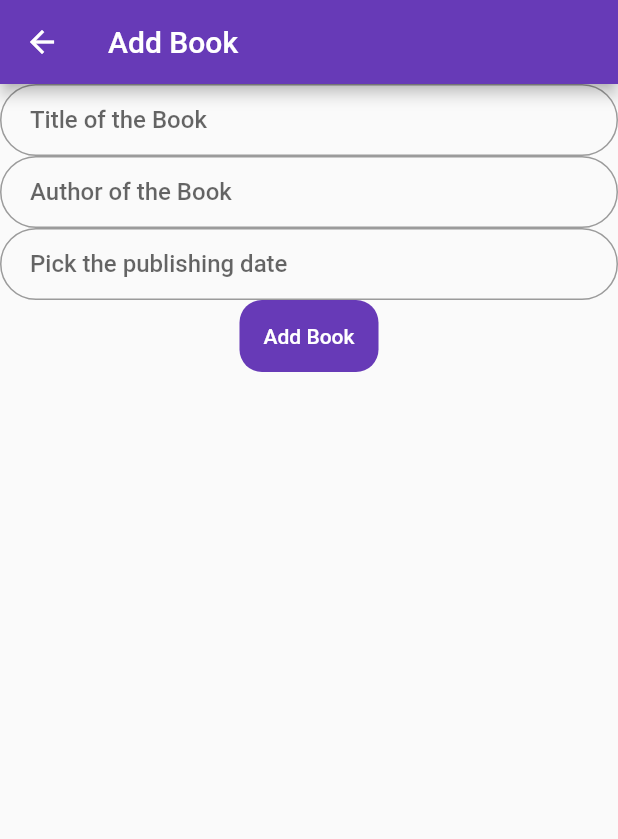
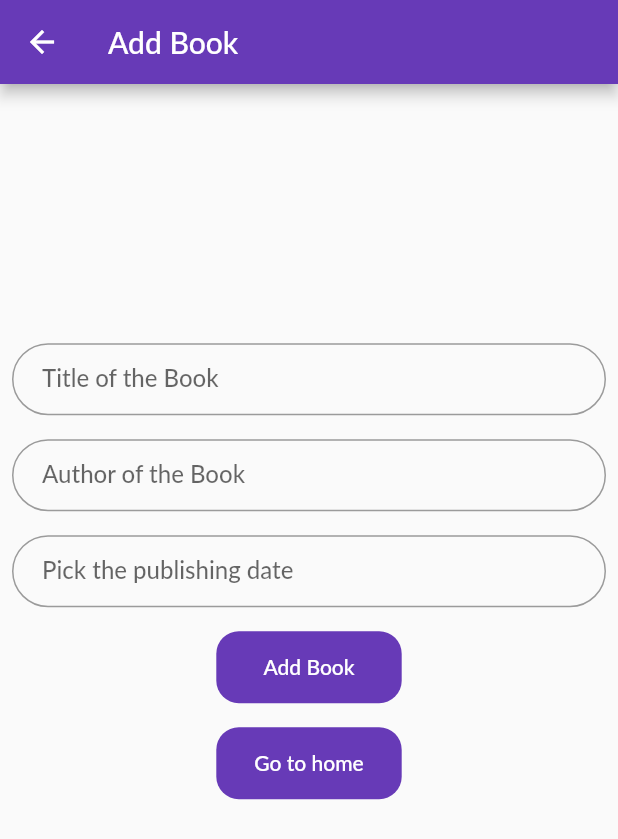
Before and after one commit to VaishnaviSood/bookFinder, a Flutter app: the screen it shows after launch, after a tap on "Add Book", on a phone screen of 412 x 824 dp. Shown: the top 839 px of the screen. Run offline on Flutter 3.47's test engine with Material 2 defaults, Android fonts, the light colour scheme and no system bars; our stand-ins replace cloud_firestore, firebase_core; accounts and stored records are empty; Roboto replaces fonts that are missing (Lato).

Commit message:
improving the ui

```diff
--- a/book_finder/lib/add_book.dart
+++ b/book_finder/lib/add_book.dart
@@ -1,4 +1,4 @@
-import 'package:book_finder/book_model.dart';
+import 'package:book_finder/home_page.dart';
 import 'package:flutter/material.dart';
 import 'package:cloud_firestore/cloud_firestore.dart';
 
@@ -10,12 +10,14 @@ class AddBook extends StatefulWidget {
 }
 
 class _AddBookState extends State<AddBook> {
+  final _formKey = GlobalKey<FormState>();
   TextEditingController _nameController = TextEditingController();
   TextEditingController _authorController = TextEditingController();
   TextEditingController _dateController = TextEditingController();
   bool flag = true;
   @override
   Widget build(BuildContext context) {
+    Size deviceSize = MediaQuery.of(context).size;
     return Scaffold(
       appBar: AppBar(
         backgroundColor: Colors.deepPurple,
@@ -23,35 +25,65 @@ class _AddBookState extends State<AddBook> {
       ),
       body: SingleChildScrollView(
         child: Container(
+          height: deviceSize.height,
           child: Form(
+              key: _formKey,
               child: Column(
+                mainAxisAlignment: MainAxisAlignment.start,
                 children: [
-              TextFormField(
+                  SizedBox(height: deviceSize.height * 0.2),
+                  Padding(
+                    padding: const EdgeInsets.all(8.0),
+                    child: TextFormField(
+                      validator: (value) {
+                        if (value!.isEmpty) {
+                          return "Please enter name of the book";
+                        }
+                      },
                       controller: _nameController,
                       decoration: InputDecoration(
                           contentPadding: EdgeInsets.fromLTRB(20, 8, 8, 8),
                           border: OutlineInputBorder(
-                        borderRadius: BorderRadius.all(Radius.circular(30.0)),
+                              borderRadius:
+                                  BorderRadius.all(Radius.circular(30.0)),
                               borderSide: BorderSide(color: Colors.white24)),
                           labelText: 'Title of the Book',
                           labelStyle: TextStyle(fontWeight: FontWeight.w500)),
                     ),
-              TextFormField(
+                  ),
+                  Padding(
+                    padding: const EdgeInsets.all(8.0),
+                    child: TextFormField(
+                      validator: (value) {
+                        if (value!.isEmpty) {
+                          return "Please enter the author's name";
+                        }
+                      },
                       controller: _authorController,
                       decoration: InputDecoration(
                           contentPadding: EdgeInsets.fromLTRB(20, 8, 8, 8),
                           border: OutlineInputBorder(
-                        borderRadius: BorderRadius.all(Radius.circular(30.0)),
+                              borderRadius:
+                                  BorderRadius.all(Radius.circular(30.0)),
                               borderSide: BorderSide(color: Colors.white24)),
                           labelText: 'Author of the Book',
                           labelStyle: TextStyle(fontWeight: FontWeight.w500)),
                     ),
-              TextFormField(
+                  ),
+                  Padding(
+                    padding: const EdgeInsets.all(8.0),
+                    child: TextFormField(
+                        validator: (value) {
+                          if (value!.isEmpty) {
+                            return 'Please pick a date';
+                          }
+                        },
                         controller: _dateController,
                         decoration: InputDecoration(
                           contentPadding: EdgeInsets.fromLTRB(20, 8, 8, 8),
                           border: OutlineInputBorder(
-                        borderRadius: BorderRadius.all(Radius.circular(30.0)),
+                              borderRadius:
+                                  BorderRadius.all(Radius.circular(30.0)),
                               borderSide: BorderSide(color: Colors.white24)),
                           labelText: 'Pick the publishing date',
                           labelStyle: TextStyle(fontWeight: FontWeight.w500),
@@ -60,35 +92,54 @@ class _AddBookState extends State<AddBook> {
                         ),
                         onTap: () async {
                           var date = await showDatePicker(
-                        // builder: (BuildContext context,
-                        //     Widget child) {
-                        //   return Theme(
-                        //     data: ThemeData.light().copyWith(
-                        //       primaryColor: primaryColor,
-                        //       accentColor: primaryColor,
-                        //       colorScheme: ColorScheme.light(
-                        //           primary: primaryColor),
-                        //     ),
-                        //     child: child,
-                        //   );
-                        // },
-
                               context: context,
                               initialDate: DateTime.now(),
                               firstDate: DateTime(1900),
-                        lastDate: DateTime(2100));
-                    _dateController.text = date.toString().substring(0, 10);
+                              lastDate: DateTime(2100),
+                              builder: (context, child) {
+                                return Theme(
+                                  data: Theme.of(context).copyWith(
+                                    colorScheme: ColorScheme.light(
+                                      primary: Colors
+                                          .deepPurple, // header background color
+                                      onPrimary:
+                                          Colors.white, // header text color
+                                      onSurface:
+                                          Colors.black, // body text color
+                                    ),
+                                    textButtonTheme: TextButtonThemeData(
+                                      style: TextButton.styleFrom(
+                                        primary: Colors
+                                            .deepPurple, // button text color
+                                      ),
+                                    ),
+                                  ),
+                                  child: child!,
+                                );
+                              });
+
+                          _dateController.text =
+                              date.toString().substring(0, 10);
                         }),
+                  ),
                   Container(
+                    margin: EdgeInsets.all(8),
+                    width: deviceSize.width * 0.3,
                     decoration: BoxDecoration(
-                    color: flag ? Colors.deepPurple : Colors.grey[300],
+                        color: flag ? Colors.deepPurple : Colors.grey[400],
                         borderRadius: BorderRadius.circular(15)),
                     child: MaterialButton(
                       child: Text(flag ? 'Add Book' : 'Book Added',
                           style: TextStyle(color: Colors.white)),
                       onPressed: flag
                           ? () {
-                          FirebaseFirestore.instance.collection('books').add({
+                              _formKey.currentState!.save();
+                              if (!_formKey.currentState!.validate()) {
+                                return;
+                              }
+                              FirebaseFirestore.instance
+                                  .collection('books')
+                                  .add({
                                 'author': _authorController.text,
                                 'name': _nameController.text,
                                 'date': _dateController.text,
@@ -113,6 +164,20 @@ class _AddBookState extends State<AddBook> {
                           },
                           child: Text('Add another Book'))
                       : Padding(padding: EdgeInsets.all(0)),
+                  Container(
+                    margin: EdgeInsets.all(8),
+                    width: deviceSize.width * 0.3,
+                    decoration: BoxDecoration(
+                        color: Colors.deepPurple,
+                        borderRadius: BorderRadius.circular(15)),
+                    child: MaterialButton(
+                        child: Text('Go to home',
+                            style: TextStyle(color: Colors.white)),
+                        onPressed: () {
+                          Navigator.of(context).push(MaterialPageRoute(
+                              builder: (context) => MyHomePage()));
+                        }),
+                  ),
                 ],
               )),
         ),
--- a/book_finder/lib/home_page.dart
+++ b/book_finder/lib/home_page.dart
@@ -50,9 +50,19 @@ class _MyHomePageState extends State<MyHomePage> {
         backgroundColor: Colors.deepPurple,
       ),
       body: SingleChildScrollView(
+        physics: NeverScrollableScrollPhysics(),
         child: Column(
           children: [
-            TextField(
+            Container(
+              padding: EdgeInsets.all(8),
+              child: Row(
+                mainAxisAlignment: MainAxisAlignment.spaceAround,
+                crossAxisAlignment: CrossAxisAlignment.start,
+                children: [
+                  Container(
+                    height: deviceSize.height * 0.1,
+                    width: deviceSize.width * 0.6,
+                    child: TextField(
                       onChanged: (val) {
                         setState(() {
                           bookname = val.toLowerCase();
@@ -70,22 +80,27 @@ class _MyHomePageState extends State<MyHomePage> {
                           hintText: "Search",
                           prefixIcon: Icon(Icons.search),
                           border: OutlineInputBorder(
-                      borderRadius: BorderRadius.all(Radius.circular(40.0)))),
+                              borderRadius:
+                                  BorderRadius.all(Radius.circular(40.0)))),
+                    ),
                   ),
                   Container(
                     decoration: BoxDecoration(
                         color: Colors.deepPurple,
                         borderRadius: BorderRadius.circular(15)),
                     child: MaterialButton(
-                  child:
-                      Text('Add Book', style: TextStyle(color: Colors.white)),
+                        child: Text('Add Book',
+                            style: TextStyle(color: Colors.white)),
                         onPressed: () {
-                    Navigator.of(context).push(
-                        MaterialPageRoute(builder: (context) => AddBook()));
+                          Navigator.of(context).push(MaterialPageRoute(
+                              builder: (context) => AddBook()));
                         }),
                   ),
+                ],
+              ),
+            ),
             Container(
-              height: MediaQuery.of(context).size.height,
+              height: MediaQuery.of(context).size.height * 0.75,
               child: ListView.builder(
                 itemCount: books.length,
                 itemBuilder: (context, index) {
@@ -114,15 +129,29 @@ class Rows extends StatelessWidget {
 
   @override
   Widget build(BuildContext context) {
-    return ListTile(
-      title: Text(books[index].name),
+    return Container(
+      padding: EdgeInsets.all(8),
+      margin: EdgeInsets.symmetric(vertical: 9, horizontal: 16),
+      height: MediaQuery.of(context).size.height * 0.11,
+      decoration: BoxDecoration(
+          borderRadius: BorderRadius.circular(10),
+          color: Color.fromRGBO(209, 196, 233, 0.5)),
+      child: ListTile(
+        title: Text(
+          books[index].name,
+          textAlign: TextAlign.center,
+          style: TextStyle(fontWeight: FontWeight.w600, fontSize: 18),
+        ),
         subtitle: Column(
+          mainAxisAlignment: MainAxisAlignment.start,
+          crossAxisAlignment: CrossAxisAlignment.center,
           children: [
             Text(books[index].author),
             Text(books[index].date),
           ],
         ),
         isThreeLine: true,
+      ),
     );
   }
 }
--- a/book_finder/lib/main.dart
+++ b/book_finder/lib/main.dart
@@ -13,6 +13,13 @@ class MyApp extends StatelessWidget {
   @override
   Widget build(BuildContext context) {
     return MaterialApp(
+      theme: new ThemeData(
+        colorScheme: ColorScheme.light(
+            primary: Colors.deepPurple, secondary: Colors.deepPurple),
+        accentColor: Colors.deepPurple,
+        primaryColor: Colors.deepPurple,
+        fontFamily: 'Lato',
+      ),
       home: MyHomePage(),
     );
   }
```
Lines whose indentation alone changed are shown as unchanged.
